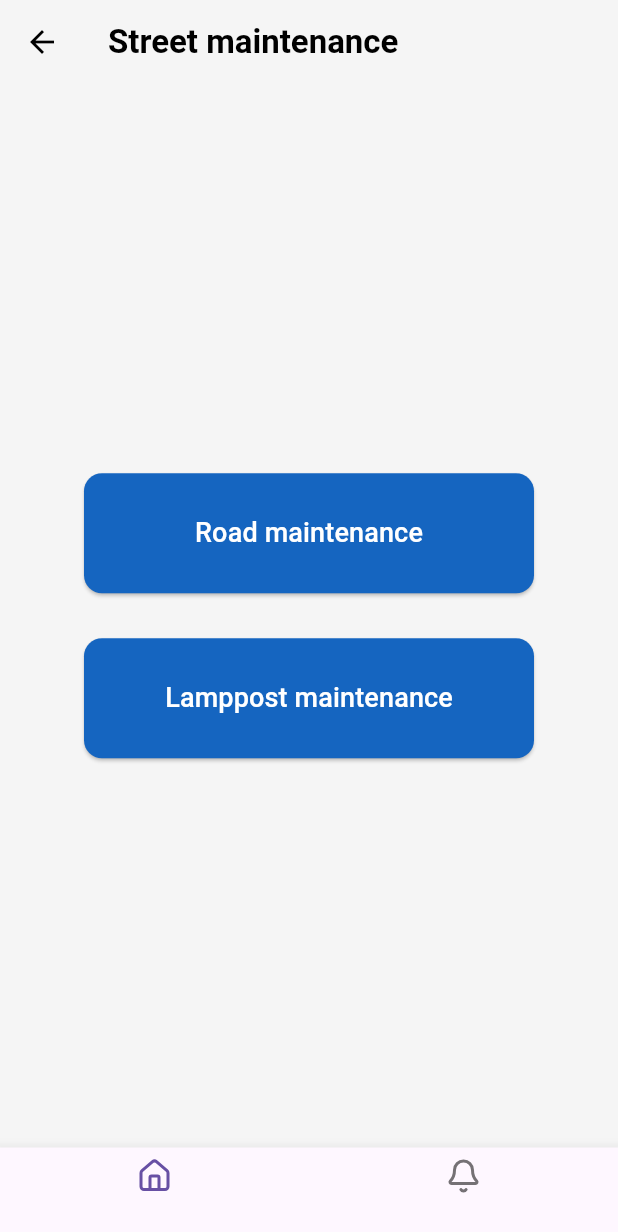
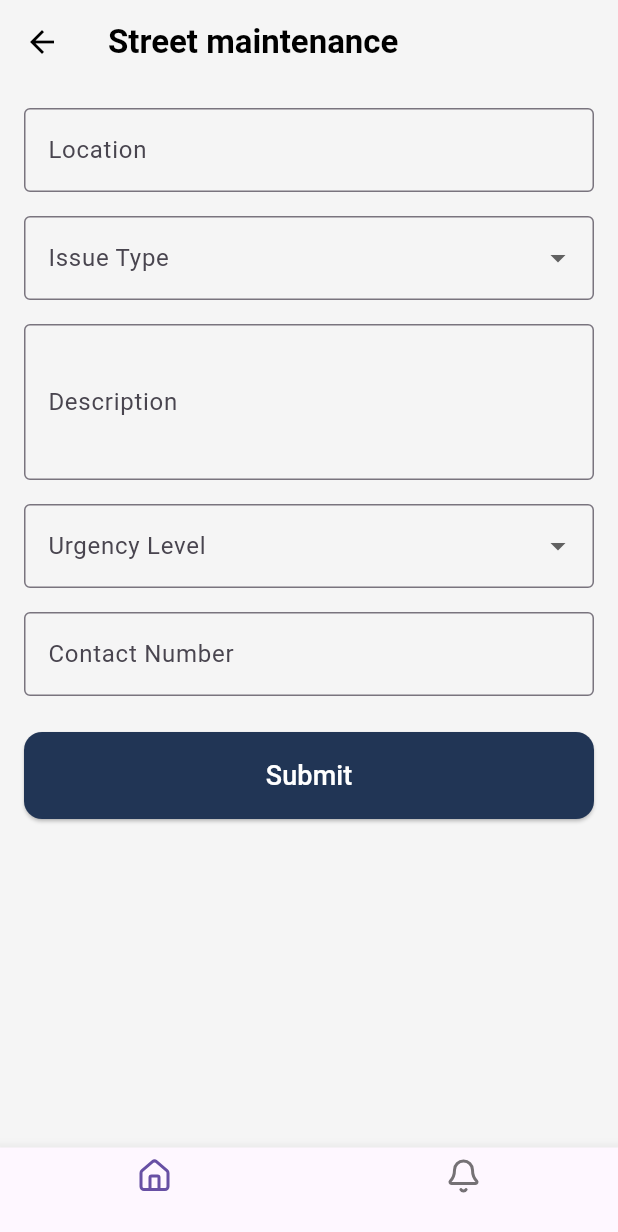
Before and after one commit to SanjanaJaya/mobile_application_development, a Flutter app: the StreetPage screen opened directly, on a phone screen of 412 x 824 dp. Shown: the top 1232 px of the screen. Run offline on Flutter 3.47's test engine with Material 3 defaults, Android fonts, the phone set to English and light mode, and no system bars; our stand-ins replace cloud_firestore, firebase_auth, firebase_core, lucide_icons; accounts and stored records are empty.

Commit message:
Update street.dart

```diff
--- a/lib/street.dart
+++ b/lib/street.dart
@@ -1,8 +1,48 @@
 import 'package:flutter/material.dart';
+import 'package:cloud_firestore/cloud_firestore.dart';
 import 'package:lucide_icons/lucide_icons.dart';
 
-class StreetPage extends StatelessWidget {
+class StreetPage extends StatefulWidget {
   const StreetPage({super.key});
+
+  @override
+  _StreetPageState createState() => _StreetPageState();
+}
+
+class _StreetPageState extends State<StreetPage> {
+  final _formKey = GlobalKey<FormState>();
+  final FirebaseFirestore _firestore = FirebaseFirestore.instance;
+
+  // Form fields
+  String _location = '';
+  String _issueType = '';
+  String _description = '';
+  String _urgencyLevel = '';
+  String _contactNumber = '';
+
+  void _submitForm() async {
+    if (_formKey.currentState!.validate()) {
+      _formKey.currentState!.save();
+
+      // Save data to Firestore
+      await _firestore.collection('street_maintenance').add({
+        'Location': _location,
+        'IssueType': _issueType,
+        'Description': _description,
+        'UrgencyLevel': _urgencyLevel,
+        'ContactNumber': _contactNumber,
+        'Timestamp': FieldValue.serverTimestamp(), // Add a timestamp
+      });
+
+      // Show success message
+      ScaffoldMessenger.of(context).showSnackBar(
+        const SnackBar(content: Text('Form submitted successfully!')),
+      );
+
+      // Clear the form
+      _formKey.currentState!.reset();
+    }
+  }
 
   @override
   Widget build(BuildContext context) {
@@ -26,18 +66,144 @@ class StreetPage extends StatelessWidget {
           ),
         ),
       ),
-      body: Center(
-        child: Column(
-          mainAxisAlignment: MainAxisAlignment.center,
-          children: [
-            CustomButton(text: 'Road maintenance', onPressed: () {}),
-            const SizedBox(height: 30),
-            CustomButton(text: 'Lamppost maintenance', onPressed: () {}),
-          ],
+      body: Padding(
+        padding: const EdgeInsets.all(16.0),
+        child: Form(
+          key: _formKey,
+          child: ListView(
+            children: [
+              // Location
+              TextFormField(
+                decoration: const InputDecoration(
+                  labelText: 'Location',
+                  border: OutlineInputBorder(),
+                ),
+                validator: (value) {
+                  if (value == null || value.isEmpty) {
+                    return 'Please enter the location';
+                  }
+                  return null;
+                },
+                onSaved: (value) {
+                  _location = value!;
+                },
+              ),
+              const SizedBox(height: 16),
+
+              // Issue Type Dropdown
+              DropdownButtonFormField<String>(
+                decoration: const InputDecoration(
+                  labelText: 'Issue Type',
+                  border: OutlineInputBorder(),
+                ),
+                items: const [
+                  DropdownMenuItem(value: 'Street Maintenance', child: Text('Street Maintenance')),
+                  DropdownMenuItem(value: 'Lamppost Maintenance', child: Text('Lamppost Maintenance')),
+                ],
+                validator: (value) {
+                  if (value == null || value.isEmpty) {
+                    return 'Please select an issue type';
+                  }
+                  return null;
+                },
+                onChanged: (value) {
+                  setState(() {
+                    _issueType = value!;
+                  });
+                },
+                onSaved: (value) {
+                  _issueType = value!;
+                },
+              ),
+              const SizedBox(height: 16),
+
+              // Description
+              TextFormField(
+                decoration: const InputDecoration(
+                  labelText: 'Description',
+                  border: OutlineInputBorder(),
+                ),
+                maxLines: 3,
+                validator: (value) {
+                  if (value == null || value.isEmpty) {
+                    return 'Please enter a description';
+                  }
+                  return null;
+                },
+                onSaved: (value) {
+                  _description = value!;
+                },
+              ),
+              const SizedBox(height: 16),
+
+              // Urgency Level
+              DropdownButtonFormField<String>(
+                decoration: const InputDecoration(
+                  labelText: 'Urgency Level',
+                  border: OutlineInputBorder(),
+                ),
+                items: const [
+                  DropdownMenuItem(value: 'Low', child: Text('Low')),
+                  DropdownMenuItem(value: 'Medium', child: Text('Medium')),
+                  DropdownMenuItem(value: 'High', child: Text('High')),
+                ],
+                validator: (value) {
+                  if (value == null || value.isEmpty) {
+                    return 'Please select an urgency level';
+                  }
+                  return null;
+                },
+                onChanged: (value) {
+                  setState(() {
+                    _urgencyLevel = value!;
+                  });
+                },
+                onSaved: (value) {
+                  _urgencyLevel = value!;
+                },
+              ),
+              const SizedBox(height: 16),
+
+              // Contact Number
+              TextFormField(
+                decoration: const InputDecoration(
+                  labelText: 'Contact Number',
+                  border: OutlineInputBorder(),
+                ),
+                keyboardType: TextInputType.phone,
+                validator: (value) {
+                  if (value == null || value.isEmpty) {
+                    return 'Please enter a contact number';
+                  }
+                  return null;
+                },
+                onSaved: (value) {
+                  _contactNumber = value!;
+                },
+              ),
+              const SizedBox(height: 24),
+
+              // Submit Button
+              ElevatedButton(
+                onPressed: _submitForm,
+                style: ElevatedButton.styleFrom(
+                  backgroundColor: const Color(0xFF213555), // Change to #213555
+                  padding: const EdgeInsets.symmetric(vertical: 16),
+                  shape: RoundedRectangleBorder(
+                    borderRadius: BorderRadius.circular(12),
+                  ),
+                ),
+                child: const Text(
+                  'Submit',
+                  style: TextStyle(color: Colors.white, fontSize: 18),
+                ),
+              ),
+            ],
+          ),
         ),
       ),
       bottomNavigationBar: BottomNavigationBar(
-        items: [
+        items: const [
           BottomNavigationBarItem(icon: Icon(LucideIcons.home), label: ''),
           BottomNavigationBarItem(icon: Icon(LucideIcons.bell), label: ''),
         ],
@@ -46,30 +212,8 @@ class StreetPage extends StatelessWidget {
   }
 }
 
-class CustomButton extends StatelessWidget {
-  final String text;
-  final VoidCallback onPressed;
-
-  const CustomButton({super.key, required this.text, required this.onPressed});
-
-  @override
-  Widget build(BuildContext context) {
-    return SizedBox(
-      width: 300, // Increased width
-      height: 80, // Increased height
-      child: ElevatedButton(
-        style: ElevatedButton.styleFrom(
-          backgroundColor: Colors.blue[800],
-          shape: RoundedRectangleBorder(
-            borderRadius: BorderRadius.circular(12),
-          ),
-        ),
-        onPressed: onPressed,
-        child: Text(
-          text,
-          style: const TextStyle(color: Colors.white, fontSize: 18),
-        ),
-      ),
-    );
-  }
+void main() {
+  runApp(MaterialApp(
+    home: StreetPage(),
+  ));
 }
```
